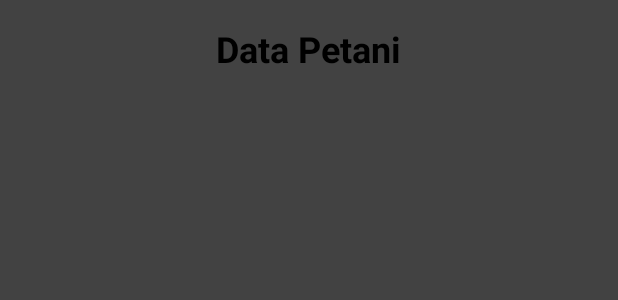
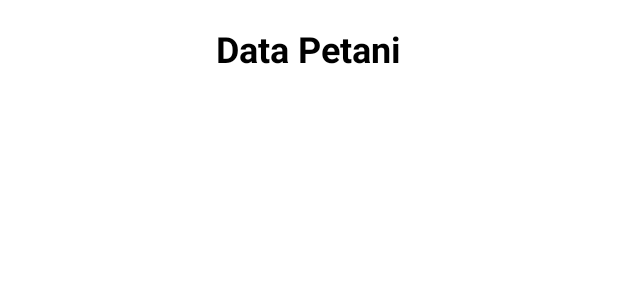
Before and after one commit to IsaiahNicodemus/LSM_Petani, an Android app: the layout fragment_farmers.xml on its own in the app's theme, with its tools: preview values and no code run, on a phone screen of 412 x 824 dp. Shown: the top 300 px of the screen. Run offline under Robolectric (Android 15) with nearby library versions, the phone set to English and light mode, and no system bars.

Commit message:
Initial Commit

```diff
--- a/app/src/main/res/layout/fragment_farmers.xml
+++ b/app/src/main/res/layout/fragment_farmers.xml
@@ -3,7 +3,7 @@
     xmlns:android="http://schemas.android.com/apk/res/android"
     android:layout_width="match_parent"
     android:layout_height="match_parent"
-    android:background="@color/grey"
+    android:background="@color/white"
     android:padding="16dp">
 
     <!-- Title -->
```
